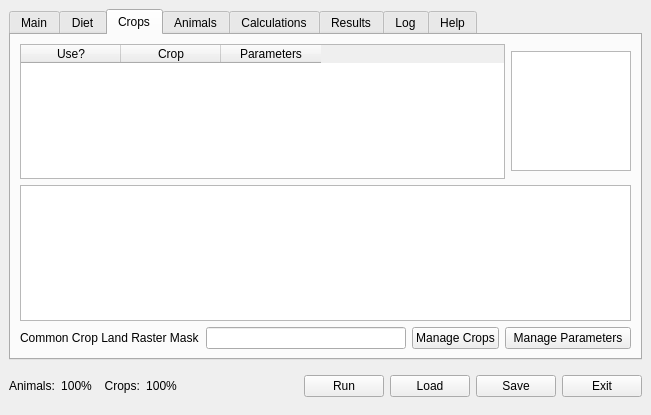
The window that src/ui/lamainformbase.ui (arkygeek/landuseanalyst) describes before a commit, drawn with Qt 5.
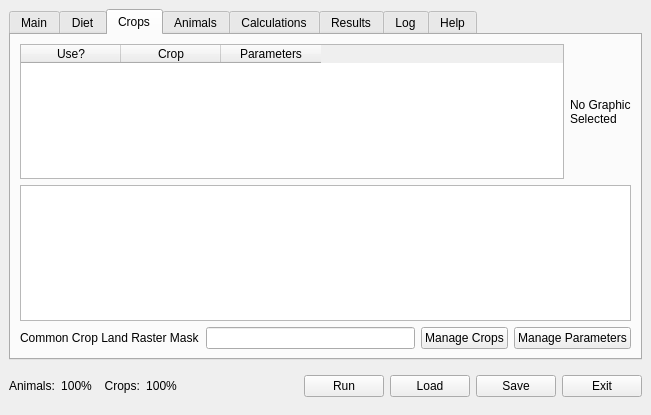
The same window after the commit. The open tabs and pages were chosen to show the change. Icons and pictures are not drawn.

Commit message: animal images are now saving to xml, and being displayed in both the manager form and lamainform (how cool am I? :P :D:D:D)

```diff
--- a/src/ui/lamainformbase.ui
+++ b/src/ui/lamainformbase.ui
@@ -1356,30 +1356,6 @@
        <property name="spacing" >
         <number>6</number>
        </property>
-       <item row="0" column="4" >
-        <widget class="QGraphicsView" name="gvCropPix" >
-         <property name="sizePolicy" >
-          <sizepolicy>
-           <hsizetype>0</hsizetype>
-           <vsizetype>0</vsizetype>
-           <horstretch>0</horstretch>
-           <verstretch>0</verstretch>
-          </sizepolicy>
-         </property>
-         <property name="minimumSize" >
-          <size>
-           <width>120</width>
-           <height>120</height>
-          </size>
-         </property>
-         <property name="maximumSize" >
-          <size>
-           <width>120</width>
-           <height>120</height>
-          </size>
-         </property>
-        </widget>
-       </item>
        <item row="2" column="1" >
         <widget class="QLineEdit" name="leCommonCropLandRasterName" />
        </item>
@@ -1509,6 +1485,14 @@
          </column>
         </widget>
        </item>
+       <item row="0" column="4" >
+        <widget class="QLabel" name="lblCropPix" >
+         <property name="text" >
+          <string>No Graphic
+Selected</string>
+         </property>
+        </widget>
+       </item>
       </layout>
      </widget>
      <widget class="QWidget" name="animals_tab" >
```
Left out of the diff: 26 changed lines with no effect on the pictures. The commit also changes 5 other files.
